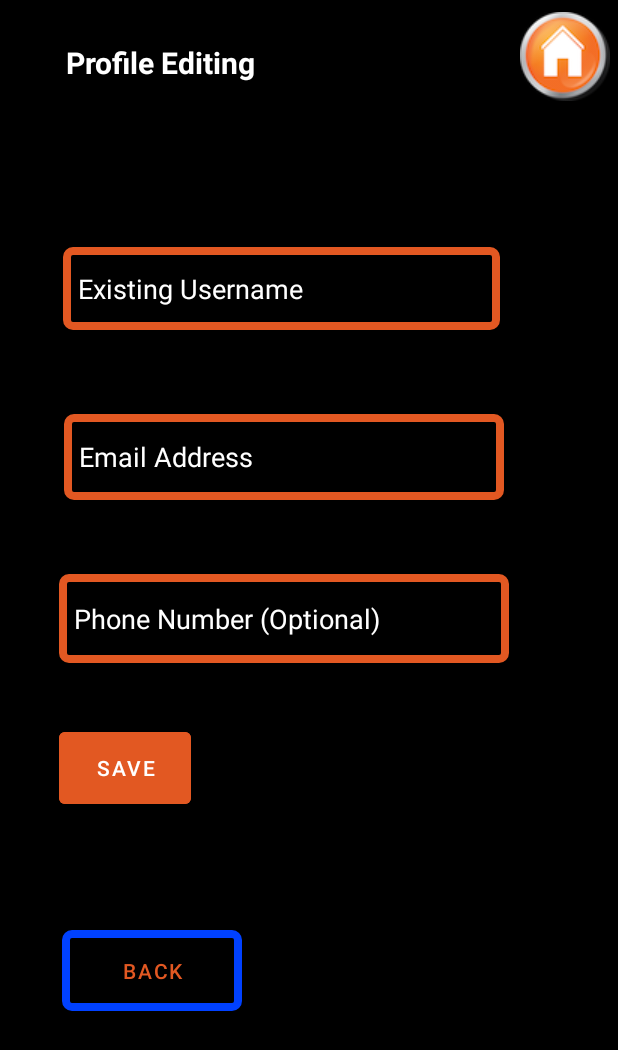
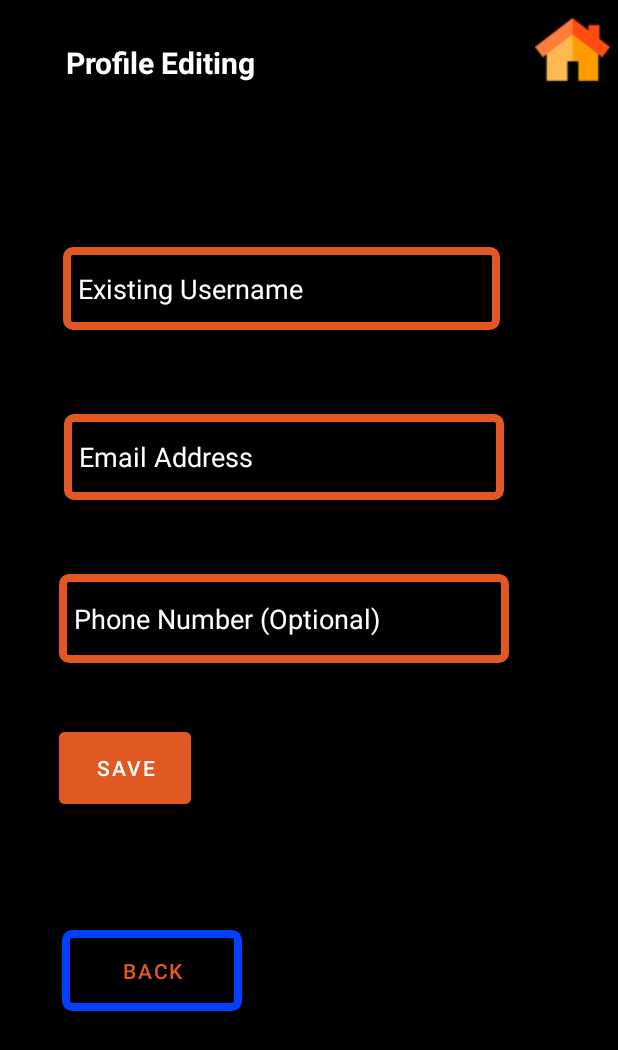
Before and after one commit to malhar2000/QR-Code-Game, an Android app: the EditProfileActivity screen opened directly, with no data from a screen before it, on a phone screen of 412 x 824 dp. Shown: the top 1050 px of the screen. Run offline under Robolectric (Android 15) with nearby library versions, the phone set to English and light mode, and no system bars; our stand-ins replace Firebase (no records; nobody signed in at launch, a user with empty details on screens opened directly).

Commit message:
Home edit

```diff
--- a/code/app/src/main/res/layout/activity_edit_profile.xml
+++ b/code/app/src/main/res/layout/activity_edit_profile.xml
@@ -13,7 +13,7 @@
         android:background="@color/black"
         android:paddingTop="8dp"
         android:paddingEnd="5dp"
-        android:src="@drawable/homebutton"
+        android:src="@drawable/home"
         app:layout_constraintEnd_toEndOf="parent"
         app:layout_constraintTop_toTopOf="parent"
         android:id="@+id/imageHomeButtonEdit"/>
--- a/code/app/src/main/res/layout/activity_qrcode_comment.xml
+++ b/code/app/src/main/res/layout/activity_qrcode_comment.xml
@@ -12,7 +12,7 @@
         android:layout_width="wrap_content"
         android:layout_height="wrap_content"
         android:background="#faebd7"
-        android:src="@drawable/homebutton"
+        android:src="@drawable/home"
         app:layout_constraintEnd_toEndOf="parent"
         app:layout_constraintTop_toTopOf="parent"
         android:id="@+id/imageHomeButton"/>
@@ -43,6 +43,7 @@
         android:layout_marginStart="16dp"
         android:layout_marginTop="16dp"
         android:layout_marginEnd="16dp"
+        android:layout_marginBottom="116dp"
         android:orientation="horizontal"
         app:layout_constraintEnd_toEndOf="parent"
         app:layout_constraintStart_toStartOf="parent"
```
Also changed, not shown: code/app/src/main/res/drawable/home.png (added).
